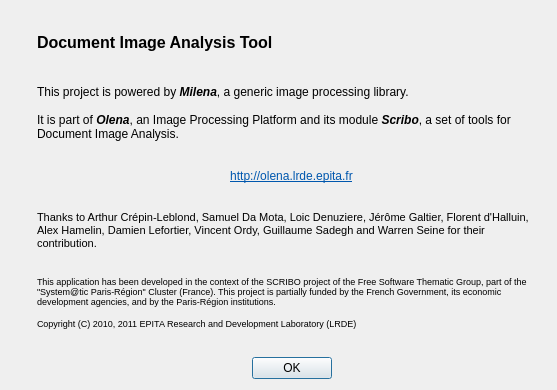
The window that GScribo/aboutdialog.ui (glazzara/olena) describes before a commit, drawn with Qt 5.
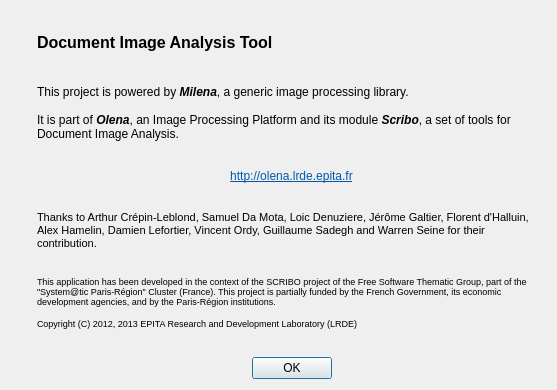
The same window after the commit. Icons and pictures are not drawn.

```diff
--- a/GScribo/aboutdialog.ui
+++ b/GScribo/aboutdialog.ui
@@ -78,24 +78,24 @@
       <string>&lt;!DOCTYPE HTML PUBLIC &quot;-//W3C//DTD HTML 4.0//EN&quot; &quot;http://www.w3.org/TR/REC-html40/strict.dtd&quot;&gt;
 &lt;html&gt;&lt;head&gt;&lt;meta name=&quot;qrichtext&quot; content=&quot;1&quot; /&gt;&lt;style type=&quot;text/css&quot;&gt;
 p, li { white-space: pre-wrap; }
-&lt;/style&gt;&lt;/head&gt;&lt;body style=&quot; font-family:'DejaVu Sans'; font-size:9pt; font-weight:400; font-style:normal;&quot;&gt;
-&lt;p style=&quot; margin-top:0px; margin-bottom:0px; margin-left:0px; margin-right:0px; -qt-block-indent:0; text-indent:0px;&quot;&gt;&lt;span style=&quot; font-size:12pt; font-weight:600;&quot;&gt;Document Image Analysis Tool&lt;/span&gt;&lt;/p&gt;
-&lt;p style=&quot;-qt-paragraph-type:empty; margin-top:0px; margin-bottom:0px; margin-left:0px; margin-right:0px; -qt-block-indent:0; text-indent:0px; font-size:12pt; font-weight:600;&quot;&gt;&lt;/p&gt;
-&lt;p style=&quot;-qt-paragraph-type:empty; margin-top:0px; margin-bottom:0px; margin-left:0px; margin-right:0px; -qt-block-indent:0; text-indent:0px;&quot;&gt;&lt;/p&gt;
-&lt;p style=&quot; margin-top:0px; margin-bottom:0px; margin-left:0px; margin-right:0px; -qt-block-indent:0; text-indent:0px;&quot;&gt;This project is powered by &lt;span style=&quot; font-weight:600; font-style:italic;&quot;&gt;Milena&lt;/span&gt;, a generic image processing library.&lt;/p&gt;
-&lt;p style=&quot;-qt-paragraph-type:empty; margin-top:0px; margin-bottom:0px; margin-left:0px; margin-right:0px; -qt-block-indent:0; text-indent:0px;&quot;&gt;&lt;/p&gt;
-&lt;p style=&quot; margin-top:0px; margin-bottom:0px; margin-left:0px; margin-right:0px; -qt-block-indent:0; text-indent:0px;&quot;&gt;It is part of &lt;span style=&quot; font-weight:600; font-style:italic;&quot;&gt;Olena&lt;/span&gt;, an Image Processing Platform and its module &lt;span style=&quot; font-weight:600; font-style:italic;&quot;&gt;Scribo&lt;/span&gt;, a set of tools for Document Image Analysis.&lt;/p&gt;
-&lt;p style=&quot;-qt-paragraph-type:empty; margin-top:0px; margin-bottom:0px; margin-left:0px; margin-right:0px; -qt-block-indent:0; text-indent:0px;&quot;&gt;&lt;/p&gt;
-&lt;p style=&quot;-qt-paragraph-type:empty; margin-top:0px; margin-bottom:0px; margin-left:0px; margin-right:0px; -qt-block-indent:0; text-indent:0px;&quot;&gt;&lt;/p&gt;
-&lt;p align=&quot;center&quot; style=&quot; margin-top:0px; margin-bottom:0px; margin-left:0px; margin-right:0px; -qt-block-indent:0; text-indent:0px;&quot;&gt;&lt;a href=&quot;http://olena.lrde.epita.fr&quot;&gt;&lt;span style=&quot; text-decoration: underline; color:#0057ae;&quot;&gt;http://olena.lrde.epita.fr&lt;/span&gt;&lt;/a&gt;&lt;/p&gt;
-&lt;p style=&quot;-qt-paragraph-type:empty; margin-top:0px; margin-bottom:0px; margin-left:0px; margin-right:0px; -qt-block-indent:0; text-indent:0px;&quot;&gt;&lt;/p&gt;
-&lt;p style=&quot;-qt-paragraph-type:empty; margin-top:0px; margin-bottom:0px; margin-left:0px; margin-right:0px; -qt-block-indent:0; text-indent:0px;&quot;&gt;&lt;/p&gt;
-&lt;p style=&quot; margin-top:0px; margin-bottom:0px; margin-left:0px; margin-right:0px; -qt-block-indent:0; text-indent:0px;&quot;&gt;&lt;span style=&quot; font-size:8pt;&quot;&gt;Thanks to Arthur Crépin-Leblond, Samuel Da Mota, Loic Denuziere, &lt;/span&gt;&lt;span style=&quot; font-size:8pt;&quot;&gt;Jérôme Galtier,&lt;/span&gt;&lt;span style=&quot; font-size:8pt;&quot;&gt; &lt;/span&gt;&lt;span style=&quot; font-size:8pt;&quot;&gt;Florent d'Halluin, &lt;/span&gt;&lt;span style=&quot; font-size:8pt;&quot;&gt;Alex Hamelin, &lt;/span&gt;&lt;span style=&quot; font-size:8pt;&quot;&gt;Damien Lefortier, &lt;/span&gt;&lt;span style=&quot; font-size:8pt;&quot;&gt;Vincent Ordy, &lt;/span&gt;&lt;span style=&quot; font-size:8pt;&quot;&gt;Guillaume Sadegh and&lt;/span&gt;&lt;span style=&quot; font-size:8pt;&quot;&gt; &lt;/span&gt;&lt;span style=&quot; font-size:8pt;&quot;&gt;Warren Seine &lt;/span&gt;&lt;span style=&quot; font-size:8pt;&quot;&gt;for their contribution.&lt;/span&gt;&lt;/p&gt;
-&lt;p style=&quot;-qt-paragraph-type:empty; margin-top:0px; margin-bottom:0px; margin-left:0px; margin-right:0px; -qt-block-indent:0; text-indent:0px; font-size:8pt;&quot;&gt;&lt;/p&gt;
-&lt;p align=&quot;justify&quot; style=&quot;-qt-paragraph-type:empty; margin-top:0px; margin-bottom:0px; margin-left:0px; margin-right:0px; -qt-block-indent:0; text-indent:0px; font-size:8pt;&quot;&gt;&lt;/p&gt;
-&lt;p style=&quot; margin-top:0px; margin-bottom:0px; margin-left:0px; margin-right:0px; -qt-block-indent:0; text-indent:0px;&quot;&gt;&lt;span style=&quot; font-size:7pt;&quot;&gt;This application has been developed in the context of the SCRIBO project of the Free Software Thematic Group, part of the &amp;quot;System@tic Paris-Région&amp;quot; Cluster (France). This project is partially funded by the French Government, its economic development agencies, and by the Paris-Région institutions.&lt;/span&gt;&lt;/p&gt;
-&lt;p style=&quot;-qt-paragraph-type:empty; margin-top:0px; margin-bottom:0px; margin-left:0px; margin-right:0px; -qt-block-indent:0; text-indent:0px; font-size:7pt;&quot;&gt;&lt;/p&gt;
-&lt;p style=&quot; margin-top:0px; margin-bottom:0px; margin-left:0px; margin-right:0px; -qt-block-indent:0; text-indent:0px;&quot;&gt;&lt;span style=&quot; font-size:7pt;&quot;&gt;Copyright (C) 2010, 2011 EPITA Research and Development Laboratory (LRDE)&lt;/span&gt;&lt;/p&gt;&lt;/body&gt;&lt;/html&gt;</string>
+&lt;/style&gt;&lt;/head&gt;&lt;body style=&quot; font-family:'Sans Serif'; font-size:9pt; font-weight:400; font-style:normal;&quot;&gt;
+&lt;p style=&quot; margin-top:0px; margin-bottom:0px; margin-left:0px; margin-right:0px; -qt-block-indent:0; text-indent:0px;&quot;&gt;&lt;span style=&quot; font-family:'DejaVu Sans'; font-size:12pt; font-weight:600;&quot;&gt;Document Image Analysis Tool&lt;/span&gt;&lt;/p&gt;
+&lt;p style=&quot;-qt-paragraph-type:empty; margin-top:0px; margin-bottom:0px; margin-left:0px; margin-right:0px; -qt-block-indent:0; text-indent:0px; font-family:'DejaVu Sans'; font-size:12pt; font-weight:600;&quot;&gt;&lt;/p&gt;
+&lt;p style=&quot;-qt-paragraph-type:empty; margin-top:0px; margin-bottom:0px; margin-left:0px; margin-right:0px; -qt-block-indent:0; text-indent:0px; font-family:'DejaVu Sans';&quot;&gt;&lt;/p&gt;
+&lt;p style=&quot; margin-top:0px; margin-bottom:0px; margin-left:0px; margin-right:0px; -qt-block-indent:0; text-indent:0px;&quot;&gt;&lt;span style=&quot; font-family:'DejaVu Sans';&quot;&gt;This project is powered by &lt;/span&gt;&lt;span style=&quot; font-family:'DejaVu Sans'; font-weight:600; font-style:italic;&quot;&gt;Milena&lt;/span&gt;&lt;span style=&quot; font-family:'DejaVu Sans';&quot;&gt;, a generic image processing library.&lt;/span&gt;&lt;/p&gt;
+&lt;p style=&quot;-qt-paragraph-type:empty; margin-top:0px; margin-bottom:0px; margin-left:0px; margin-right:0px; -qt-block-indent:0; text-indent:0px; font-family:'DejaVu Sans';&quot;&gt;&lt;/p&gt;
+&lt;p style=&quot; margin-top:0px; margin-bottom:0px; margin-left:0px; margin-right:0px; -qt-block-indent:0; text-indent:0px;&quot;&gt;&lt;span style=&quot; font-family:'DejaVu Sans';&quot;&gt;It is part of &lt;/span&gt;&lt;span style=&quot; font-family:'DejaVu Sans'; font-weight:600; font-style:italic;&quot;&gt;Olena&lt;/span&gt;&lt;span style=&quot; font-family:'DejaVu Sans';&quot;&gt;, an Image Processing Platform and its module &lt;/span&gt;&lt;span style=&quot; font-family:'DejaVu Sans'; font-weight:600; font-style:italic;&quot;&gt;Scribo&lt;/span&gt;&lt;span style=&quot; font-family:'DejaVu Sans';&quot;&gt;, a set of tools for Document Image Analysis.&lt;/span&gt;&lt;/p&gt;
+&lt;p style=&quot;-qt-paragraph-type:empty; margin-top:0px; margin-bottom:0px; margin-left:0px; margin-right:0px; -qt-block-indent:0; text-indent:0px; font-family:'DejaVu Sans';&quot;&gt;&lt;/p&gt;
+&lt;p style=&quot;-qt-paragraph-type:empty; margin-top:0px; margin-bottom:0px; margin-left:0px; margin-right:0px; -qt-block-indent:0; text-indent:0px; font-family:'DejaVu Sans';&quot;&gt;&lt;/p&gt;
+&lt;p align=&quot;center&quot; style=&quot; margin-top:0px; margin-bottom:0px; margin-left:0px; margin-right:0px; -qt-block-indent:0; text-indent:0px;&quot;&gt;&lt;a href=&quot;http://olena.lrde.epita.fr&quot;&gt;&lt;span style=&quot; font-family:'DejaVu Sans'; text-decoration: underline; color:#0057ae;&quot;&gt;http://olena.lrde.epita.fr&lt;/span&gt;&lt;/a&gt;&lt;/p&gt;
+&lt;p style=&quot;-qt-paragraph-type:empty; margin-top:0px; margin-bottom:0px; margin-left:0px; margin-right:0px; -qt-block-indent:0; text-indent:0px; font-family:'DejaVu Sans';&quot;&gt;&lt;/p&gt;
+&lt;p style=&quot;-qt-paragraph-type:empty; margin-top:0px; margin-bottom:0px; margin-left:0px; margin-right:0px; -qt-block-indent:0; text-indent:0px; font-family:'DejaVu Sans';&quot;&gt;&lt;/p&gt;
+&lt;p style=&quot; margin-top:0px; margin-bottom:0px; margin-left:0px; margin-right:0px; -qt-block-indent:0; text-indent:0px;&quot;&gt;&lt;span style=&quot; font-family:'DejaVu Sans'; font-size:8pt;&quot;&gt;Thanks to Arthur Crépin-Leblond, Samuel Da Mota, Loic Denuziere, Jérôme Galtier, Florent d'Halluin, Alex Hamelin, Damien Lefortier, Vincent Ordy, Guillaume Sadegh and Warren Seine for their contribution.&lt;/span&gt;&lt;/p&gt;
+&lt;p style=&quot;-qt-paragraph-type:empty; margin-top:0px; margin-bottom:0px; margin-left:0px; margin-right:0px; -qt-block-indent:0; text-indent:0px; font-family:'DejaVu Sans'; font-size:8pt;&quot;&gt;&lt;/p&gt;
+&lt;p align=&quot;justify&quot; style=&quot;-qt-paragraph-type:empty; margin-top:0px; margin-bottom:0px; margin-left:0px; margin-right:0px; -qt-block-indent:0; text-indent:0px; font-family:'DejaVu Sans'; font-size:8pt;&quot;&gt;&lt;/p&gt;
+&lt;p style=&quot; margin-top:0px; margin-bottom:0px; margin-left:0px; margin-right:0px; -qt-block-indent:0; text-indent:0px;&quot;&gt;&lt;span style=&quot; font-family:'DejaVu Sans'; font-size:7pt;&quot;&gt;This application has been developed in the context of the SCRIBO project of the Free Software Thematic Group, part of the &amp;quot;System@tic Paris-Région&amp;quot; Cluster (France). This project is partially funded by the French Government, its economic development agencies, and by the Paris-Région institutions.&lt;/span&gt;&lt;/p&gt;
+&lt;p style=&quot;-qt-paragraph-type:empty; margin-top:0px; margin-bottom:0px; margin-left:0px; margin-right:0px; -qt-block-indent:0; text-indent:0px; font-family:'DejaVu Sans'; font-size:7pt;&quot;&gt;&lt;/p&gt;
+&lt;p style=&quot; margin-top:0px; margin-bottom:0px; margin-left:0px; margin-right:0px; -qt-block-indent:0; text-indent:0px;&quot;&gt;&lt;span style=&quot; font-family:'DejaVu Sans'; font-size:7pt;&quot;&gt;Copyright (C) 2012, 2013 EPITA Research and Development Laboratory (LRDE)&lt;/span&gt;&lt;/p&gt;&lt;/body&gt;&lt;/html&gt;</string>
      </property>
      <property name="wordWrap">
       <bool>true</bool>
```
